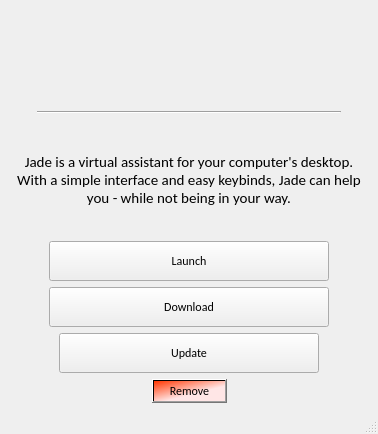
The window that ui/jadeAssistantMenu.ui (nfoert/jadelauncher_actionstest) describes before a commit, drawn with Qt 5.
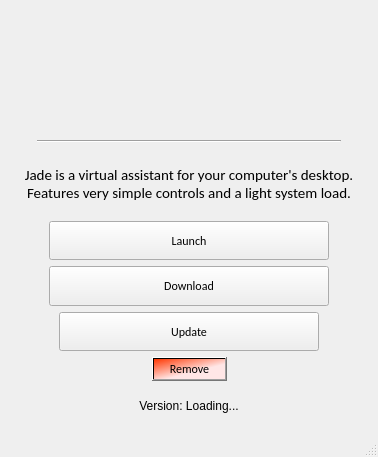
The same window after the commit. Icons and pictures are not drawn.

What changed in the file:
```diff
--- a/ui/jadeAssistantMenu.ui
+++ b/ui/jadeAssistantMenu.ui
@@ -7,7 +7,7 @@
     <x>0</x>
     <y>0</y>
     <width>378</width>
-    <height>434</height>
+    <height>457</height>
    </rect>
   </property>
   <property name="acceptDrops">
@@ -47,6 +47,12 @@
                 <verstretch>0</verstretch>
                </sizepolicy>
               </property>
+              <property name="minimumSize">
+               <size>
+                <width>180</width>
+                <height>120</height>
+               </size>
+              </property>
               <property name="maximumSize">
                <size>
                 <width>180</width>
@@ -132,7 +138,7 @@
            </font>
           </property>
           <property name="text">
-           <string>&lt;html&gt;&lt;head/&gt;&lt;body&gt;&lt;p align=&quot;center&quot;&gt;&lt;span style=&quot; font-size:11pt;&quot;&gt;Jade is a virtual assistant for your computer's desktop. With a simple interface and easy keybinds, Jade can help you - while not being in your way.&lt;/span&gt;&lt;/p&gt;&lt;/body&gt;&lt;/html&gt;</string>
+           <string>&lt;html&gt;&lt;head/&gt;&lt;body&gt;&lt;p align=&quot;center&quot;&gt;&lt;span style=&quot; font-size:11pt;&quot;&gt;Jade is a virtual assistant for your computer's desktop. Features very simple controls and a light system load.&lt;/span&gt;&lt;/p&gt;&lt;/body&gt;&lt;/html&gt;</string>
           </property>
           <property name="wordWrap">
            <bool>true</bool>
@@ -386,6 +392,13 @@
           </item>
          </layout>
         </item>
+        <item>
+         <widget class="QLabel" name="version">
+          <property name="text">
+           <string>&lt;html&gt;&lt;head/&gt;&lt;body&gt;&lt;p align=&quot;center&quot;&gt;Version: Loading...&lt;/p&gt;&lt;/body&gt;&lt;/html&gt;</string>
+          </property>
+         </widget>
+        </item>
        </layout>
       </item>
      </layout>
```
Left out of the diff: 2 changed lines with no effect on the pictures.
